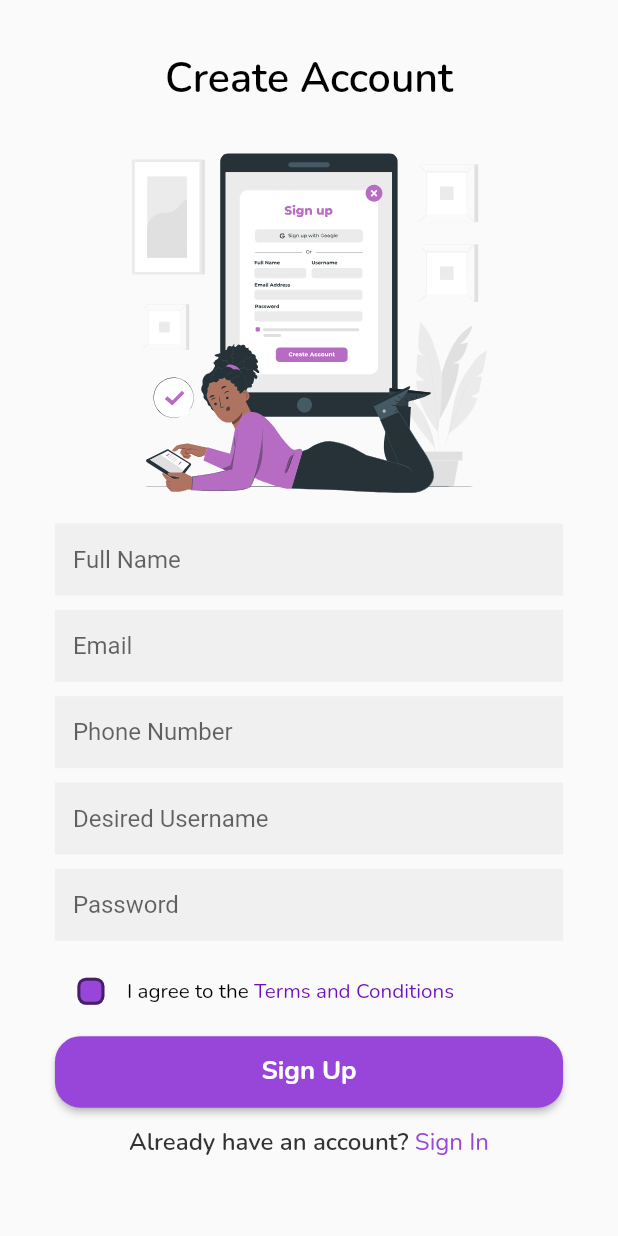
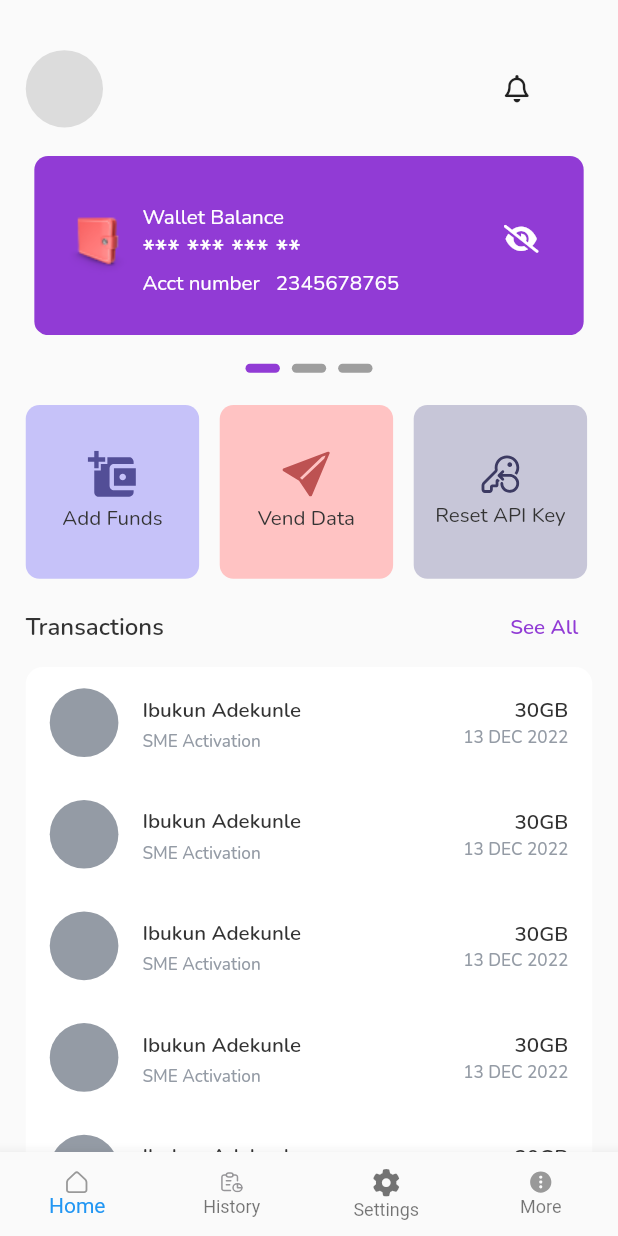
Before and after one commit to Ire-oluwa/smecloud_v2, a Flutter app: the SignUp screen opened by its route, after a tap on "Sign Up", on a phone screen of 412 x 824 dp. Run offline on Flutter 3.47's test engine with Material 2 defaults, Android fonts, the phone set to English and light mode, and no system bars; drawn by our look-alikes of carousel_slider, smooth_page_indicator; our stand-ins replace flutter_screenutil, flutter_svg, font_awesome_flutter, google_fonts; missing offline and left inert: platform_device_id.

Commit message:
built home screen

```diff
--- a/lib/main.dart
+++ b/lib/main.dart
@@ -7,7 +7,10 @@ import 'package:sme_cloud_version2/providers/sign_in_provider/sign_in_provider.d
 import 'package:sme_cloud_version2/providers/sign_up_providers/sign_up_provider.dart';
 import 'package:sme_cloud_version2/screens/change_password/change_password.dart';
 import 'package:sme_cloud_version2/screens/change_password/change_password_message.dart';
+import 'package:sme_cloud_version2/screens/dashboard/dashboard.dart';
 import 'package:sme_cloud_version2/screens/forgot_password/forgot_password.dart';
+import 'package:sme_cloud_version2/screens/history/history.dart';
+import 'package:sme_cloud_version2/screens/home/home.dart';
 import 'package:sme_cloud_version2/screens/otp_screen/otp_screen.dart';
 import 'package:sme_cloud_version2/screens/sign_in/sign_in.dart';
 import 'package:sme_cloud_version2/screens/sign_up/sign_up.dart';
@@ -52,6 +55,9 @@ class MyApp extends StatelessWidget {
             ChangePassword.id: (context) => const ChangePassword(),
             ChangePasswordMessage.id: (context) =>
                 const ChangePasswordMessage(),
+            Dashboard.id: (context) => const Dashboard(),
+            Home.id: (context) => const Home(),
+            History.id: (context) => const History(),
           },
         );
       },
--- a/lib/screens/dashboard/dashboard.dart
+++ b/lib/screens/dashboard/dashboard.dart
@@ -0,0 +1,60 @@
+import 'package:flutter/material.dart';
+import 'package:sme_cloud_version2/constants/app_constants.dart';
+import 'package:sme_cloud_version2/screens/history/history.dart';
+import 'package:sme_cloud_version2/screens/home/home.dart';
+import 'package:sme_cloud_version2/screens/more/more.dart';
+import 'package:sme_cloud_version2/screens/settings/settings.dart';
+import 'package:sme_cloud_version2/screens/utilities/NavBarItems/NavBarItems.dart';
+
+class Dashboard extends StatefulWidget {
+  const Dashboard({Key? key}) : super(key: key);
+  static const String id = "dashboard";
+
+  @override
+  State<Dashboard> createState() => _DashboardState();
+}
+
+class _DashboardState extends State<Dashboard> {
+  final _screens = [
+    const Home(),
+    const History(),
+    const Settings(),
+    const More(),
+  ];
+
+  late int _currentIndex = 0;
+  final _bgColour = kPurpleTheme;
+
+  @override
+  Widget build(BuildContext context) {
+    return Scaffold(
+      body: _screens.elementAt(_currentIndex),
+      bottomNavigationBar: showNavBarItems(),
+    );
+  }
+
+  onItemTapped(selectedIndex) {
+    setState(() {
+      _currentIndex = selectedIndex;
+    });
+  }
+
+  showNavBarItems() {
+    return BottomNavigationBar(
+      onTap: onItemTapped,
+      items: bottomNavBarItems(),
+      type: BottomNavigationBarType.fixed,
+      selectedLabelStyle: TextStyle(),
+      currentIndex: _currentIndex,
+    );
+  }
+
+  List<BottomNavigationBarItem> bottomNavBarItems() {
+    return NavBarItem.getNavBarItem()
+        .map((e) => BottomNavigationBarItem(
+              icon: e.icon,
+              label: e.label,
+            ))
+        .toList();
+  }
+}
--- a/lib/screens/history/history.dart
+++ b/lib/screens/history/history.dart
@@ -0,0 +1,11 @@
+import 'package:flutter/material.dart';
+
+class History extends StatelessWidget {
+  const History({Key? key}) : super(key: key);
+  static const String id = "history";
+
+  @override
+  Widget build(BuildContext context) {
+    return Container();
+  }
+}
--- a/lib/screens/home/home.dart
+++ b/lib/screens/home/home.dart
@@ -0,0 +1,269 @@
+import 'package:carousel_slider/carousel_slider.dart';
+import 'package:flutter/material.dart';
+import 'package:flutter_screenutil/flutter_screenutil.dart';
+import 'package:flutter_svg/flutter_svg.dart';
+import 'package:font_awesome_flutter/font_awesome_flutter.dart';
+import 'package:sme_cloud_version2/constants/app_constants.dart';
+import 'package:sme_cloud_version2/widgets/custom_container/custom_container.dart';
+import 'package:sme_cloud_version2/widgets/custom_text/custom_text.dart';
+import 'package:sme_cloud_version2/widgets/portal_balance/portal_balance.dart';
+import 'package:sme_cloud_version2/widgets/transaction_balance/transaction_balance.dart';
+import 'package:sme_cloud_version2/widgets/wallet_balance/wallet_balance.dart';
+import 'package:smooth_page_indicator/smooth_page_indicator.dart';
+
+class Home extends StatefulWidget {
+  const Home({Key? key}) : super(key: key);
+  static const String id = "home";
+
+  @override
+  State<Home> createState() => _HomeState();
+}
+
+class _HomeState extends State<Home> {
+  late int _currentImageIndex = 0;
+  late bool isWalletBalanceHidden = true;
+  late bool isTransactionBalanceHidden = true;
+  late bool isPortalBalanceHidden = true;
+
+  void onWalletBalanceToggled() {
+    setState(() {
+      isWalletBalanceHidden = !isWalletBalanceHidden;
+    });
+  }
+
+  void onTransactionBalanceToggled() {
+    setState(() {
+      isTransactionBalanceHidden = !isTransactionBalanceHidden;
+    });
+  }
+
+  void onPortalBalanceToggled() {
+    setState(() {
+      isPortalBalanceHidden = !isPortalBalanceHidden;
+    });
+  }
+
+  @override
+  Widget build(BuildContext context) {
+    late var carouselImages = [
+      WalletBalance(
+        isBalanceObscured: isWalletBalanceHidden,
+        onIconToggled: onWalletBalanceToggled,
+      ),
+      TransactionBalance(
+          isBalanceObscured: isTransactionBalanceHidden,
+          onIconToggled: onTransactionBalanceToggled),
+      PortalBalance(
+        isBalanceObscured: isPortalBalanceHidden,
+        onIconToggled: onPortalBalanceToggled,
+      ),
+    ];
+    return Scaffold(
+      body: SafeArea(
+        child: SingleChildScrollView(
+          child: SizedBox(
+            child: Padding(
+              padding: EdgeInsets.symmetric(horizontal: 15.0.w),
+              child: Column(
+                children: [
+                  SizedBox(
+                    height: 28.h,
+                  ),
+                  Row(
+                    children: [
+                      CircleAvatar(
+                        backgroundColor: Colors.black12,
+                        radius: 22.5.r,
+                      ),
+                      SizedBox(width: 10.w),
+                      SizedBox(
+                        height: 42.03.h,
+                      ),
+                      SizedBox(width: 210.w),
+                      IconButton(
+                          onPressed: () {},
+                          icon: FaIcon(FontAwesomeIcons.bell, size: 16.sp)),
+                    ],
+                  ),
+                  SizedBox(height: 15.97.h),
+                  /////////////////////////////////////
+                  Column(
+                    children: [
+                      CarouselSlider.builder(
+                        itemCount: carouselImages.length,
+                        itemBuilder: (context, index, realIndex) {
+                          final image = carouselImages[index];
+                          return SizedBox(
+                            child: image,
+                          );
+                        },
+                        options: CarouselOptions(
+                            onPageChanged: (index, reason) {
+                              setState(() {
+                                _currentImageIndex = index;
+                              });
+                            },
+                            viewportFraction: 1.0,
+                            height: 100.h),
+                      ),
+                      SizedBox(height: 16.h),
+                      _buildDotIndicator(
+                        count: carouselImages.length,
+                        activeIndex: _currentImageIndex,
+                      ),
+                    ],
+                  ),
+                  SizedBox(height: 18.h),
+                  Row(
+                    children: [
+                      _buildQuickOptions(
+                        text: "Add Funds",
+                        backgroundColour: const Color(0xFFC6C2F9),
+                        imagePath: "assets/dashboard_svg_images/add_funds.svg",
+                        onTap: () {},
+                      ),
+                      SizedBox(width: 12.w),
+                      _buildQuickOptions(
+                        text: "Vend Data",
+                        backgroundColour: const Color(0xFFFFC3C3),
+                        imagePath: "assets/dashboard_svg_images/vend_data.svg",
+                        onTap: () {},
+                      ),
+                      SizedBox(width: 12.w),
+                      _buildQuickOptions(
+                        text: "Reset API Key",
+                        backgroundColour: const Color(0xFFC7C6D8),
+                        imagePath: "assets/dashboard_svg_images/api_key.svg",
+                        onTap: () {},
+                      ),
+                    ],
+                  ),
+                  SizedBox(height: 7.h),
+                  Row(
+                    mainAxisAlignment: MainAxisAlignment.spaceBetween,
+                    children: [
+                      CustomText(
+                        size: 14.sp,
+                        colour: kBlack,
+                        text: "Transactions",
+                        weight: kSemiBold,
+                      ),
+                      TextButton(
+                        onPressed: () {},
+                        child: CustomText(
+                          size: 12.sp,
+                          colour: kPurpleTheme,
+                          text: "See All",
+                          weight: kSemiBold,
+                        ),
+                      )
+                    ],
+                  ),
+                  SizedBox(height: 2.h),
+                  CustomContainer(
+                    width: 363.w,
+                    height: 380.h,
+                    borderRadius: BorderRadius.circular(10.r),
+                    colour: kWhite,
+                    child: ListView.builder(
+                      itemCount: 6,
+                      physics: const NeverScrollableScrollPhysics(),
+                      shrinkWrap: true,
+                      itemBuilder: (context, index) {
+                        return Padding(
+                          padding: EdgeInsets.symmetric(
+                            vertical: 1.h,
+                          ),
+                          child: ListTile(
+                            enabled: false,
+                            leading: CircleAvatar(
+                              radius: 20.r,
+                              backgroundColor: kDimBlack,
+                            ),
+                            title: CustomText(
+                              size: 12.sp,
+                              colour: kBlack,
+                              text: "Ibukun Adekunle",
+                              weight: kSemiBold,
+                            ),
+                            subtitle: CustomText(
+                              size: 10.sp,
+                              colour: kDimBlack,
+                              text: "SME Activation",
+                              weight: kMedium,
+                            ),
+                            trailing: Column(
+                              crossAxisAlignment: CrossAxisAlignment.end,
+                              mainAxisAlignment: MainAxisAlignment.center,
+                              children: [
+                                CustomText(
+                                  size: 12.sp,
+                                  colour: kBlack,
+                                  text: "30GB",
+                                  weight: kSemiBold,
+                                ),
+                                CustomText(
+                                  size: 10.sp,
+                                  colour: kDimBlack,
+                                  text: "13 DEC 2022",
+                                  weight: kMedium,
+                                ),
+                              ],
+                            ),
+                          ),
+                        );
+                      },
+                    ),
+                  ),
+                ],
+              ),
+            ),
+          ),
+        ),
+      ),
+    );
+  }
+
+  Widget _buildQuickOptions({
+    imagePath,
+    text,
+    backgroundColour,
+    onTap,
+  }) {
+    return InkWell(
+      onTap: onTap,
+      child: CustomContainer(
+        width: 101.w,
+        height: 97.h,
+        colour: backgroundColour,
+        borderRadius: BorderRadius.circular(8.r),
+        child: Column(
+          mainAxisAlignment: MainAxisAlignment.center,
+          children: [
+            SvgPicture.asset(imagePath),
+            SizedBox(height: 4.h),
+            CustomText(
+              size: 12.sp,
+              colour: kBlack,
+              text: text,
+              weight: kNormal,
+            ),
+          ],
+        ),
+      ),
+    );
+  }
+
+  Widget _buildDotIndicator({activeIndex, count}) {
+    return AnimatedSmoothIndicator(
+      activeIndex: activeIndex,
+      count: count,
+      effect: ColorTransitionEffect(
+        activeDotColor: kPurpleTheme,
+        dotWidth: 20.w,
+        dotHeight: 5.h,
+        radius: 12.r,
+      ),
+    );
+  }
+}
--- a/lib/screens/more/more.dart
+++ b/lib/screens/more/more.dart
@@ -0,0 +1,11 @@
+import 'package:flutter/material.dart';
+
+class More extends StatelessWidget {
+  const More({Key? key}) : super(key: key);
+  static const String id = "more";
+
+  @override
+  Widget build(BuildContext context) {
+    return Container();
+  }
+}
--- a/lib/screens/settings/settings.dart
+++ b/lib/screens/settings/settings.dart
@@ -0,0 +1,11 @@
+import 'package:flutter/material.dart';
+
+class Settings extends StatelessWidget {
+  const Settings({Key? key}) : super(key: key);
+  static const String id = "settings";
+
+  @override
+  Widget build(BuildContext context) {
+    return Container();
+  }
+}
--- a/lib/screens/sign_up/sign_up.dart
+++ b/lib/screens/sign_up/sign_up.dart
@@ -4,6 +4,7 @@ import 'package:flutter_svg/flutter_svg.dart';
 import 'package:provider/provider.dart';
 import 'package:sme_cloud_version2/constants/app_constants.dart';
 import 'package:sme_cloud_version2/providers/sign_up_providers/sign_up_provider.dart';
+import 'package:sme_cloud_version2/screens/dashboard/dashboard.dart';
 import 'package:sme_cloud_version2/screens/sign_in/sign_in.dart';
 import 'package:sme_cloud_version2/widgets/custom_checkbox/custom_checkbox.dart';
 import 'package:sme_cloud_version2/widgets/custom_elevated_button/custom_elevated_button.dart';
@@ -125,7 +126,9 @@ class _SignUpState extends State<SignUp> {
                       height: 40.h,
                       width: 346.w,
                       child: CustomElevatedButton(
-                        onClick: () {},
+                        onClick: () {
+                          Navigator.of(context).pushNamed(Dashboard.id);
+                        },
                         circularBorderRadius: 15.r,
                         backgroundColour: kSubmissionButtonColour,
                         child: CustomText(
--- /dev/null
+++ b/lib/screens/utilities/NavBarItems/NavBarItems.dart
@@ -0,0 +1,35 @@
+import 'package:flutter/material.dart';
+import 'package:flutter_screenutil/flutter_screenutil.dart';
+import 'package:flutter_svg/svg.dart';
+import 'package:font_awesome_flutter/font_awesome_flutter.dart';
+
+class NavBarItem {
+  const NavBarItem(this.icon, this.label);
+
+  final Widget icon;
+  final String label;
+
+  static List<NavBarItem> getNavBarItem() {
+    return [
+      NavBarItem(
+        SvgPicture.asset("assets/dashboard_svg_images/home_icon.svg"),
+        "Home",
+      ),
+      NavBarItem(
+        SvgPicture.asset("assets/dashboard_svg_images/history_icon.svg"),
+        "History",
+      ),
+      NavBarItem(
+        FaIcon(
+          FontAwesomeIcons.gear,
+          size: 16.sp,
+        ),
+        "Settings",
+      ),
+      NavBarItem(
+        SvgPicture.asset("assets/dashboard_svg_images/more_icon.svg"),
+        "More",
+      ),
+    ];
+  }
+}
--- /dev/null
+++ b/lib/widgets/wallet_balance/wallet_balance.dart
@@ -0,0 +1,64 @@
+import 'package:flutter/material.dart';
+import 'package:flutter_screenutil/flutter_screenutil.dart';
+import 'package:font_awesome_flutter/font_awesome_flutter.dart';
+import 'package:sme_cloud_version2/constants/app_constants.dart';
+import 'package:sme_cloud_version2/widgets/custom_container/custom_container.dart';
+import 'package:sme_cloud_version2/widgets/custom_text/custom_text.dart';
+
+class WalletBalance extends StatelessWidget {
+  const WalletBalance({
+    Key? key,
+    required this.isBalanceObscured,
+    required this.onIconToggled,
+  }) : super(key: key);
+  final bool isBalanceObscured;
+  final void Function() onIconToggled;
+
+  @override
+  Widget build(BuildContext context) {
+    return CustomContainer(
+      width: 366.w,
+      height: 100.h,
+      colour: kPurpleTheme,
+      margin: EdgeInsets.symmetric(horizontal: 5.w),
+      borderRadius: BorderRadius.circular(8.r),
+      padding: EdgeInsets.symmetric(vertical: 26.h, horizontal: 14.w),
+      child: Row(
+        crossAxisAlignment: CrossAxisAlignment.start,
+        children: [
+          Image.asset("assets/dashboard_svg_images/wallet.png"),
+          SizedBox(width: 7.w),
+          Center(
+            child: Column(
+              crossAxisAlignment: CrossAxisAlignment.start,
+              children: [
+                CustomText(size: 12.sp, colour: kWhite, text: "Wallet Balance"),
+                CustomText(
+                  size: 16.sp,
+                  colour: kWhite,
+                  text: isBalanceObscured ? "*** *** *** **" : "N 100,000",
+                  weight: kSemiBold,
+                ),
+                CustomText(
+                    size: 12.sp,
+                    colour: kWhite,
+                    text: "Acct number   2345678765"),
+              ],
+            ),
+          ),
+          SizedBox(width: 50.w),
+          IconButton(
+            onPressed: onIconToggled,
+            icon: FaIcon(
+              isBalanceObscured
+                  ? FontAwesomeIcons.solidEyeSlash
+                  : FontAwesomeIcons.solidEye,
+              size: 16.sp,
+              color: kWhite,
+            ),
+          ),
+        ],
+      ),
+    );
+  }
+}
```
Also changed, not shown: lib/screens/splash/final_splash.dart (+6 -2 lines), lib/widgets/portal_balance/portal_balance.dart (added, +64 -0 lines), lib/widgets/transaction_balance/transaction_balance.dart (added, +65 -0 lines), assets/dashboard_svg_images/history_icon.svg, assets/dashboard_svg_images/wallet.png (added).
